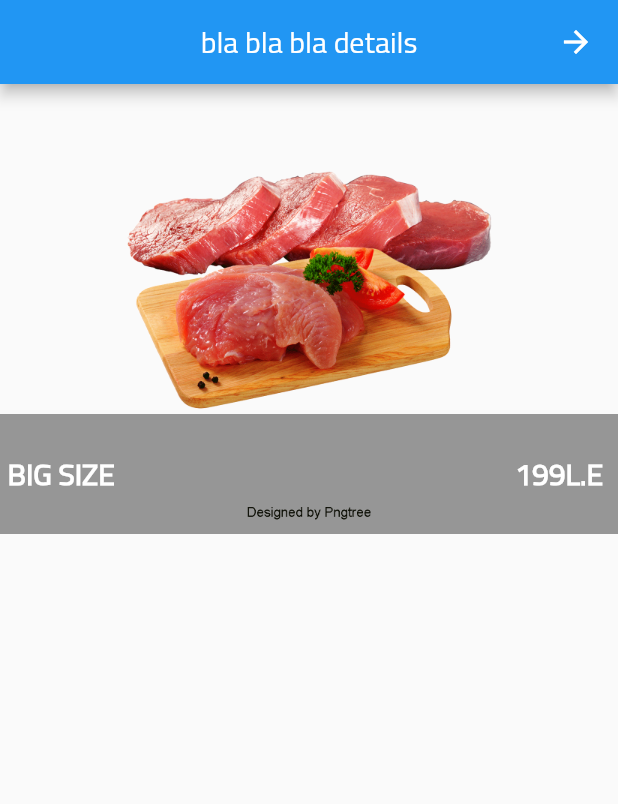
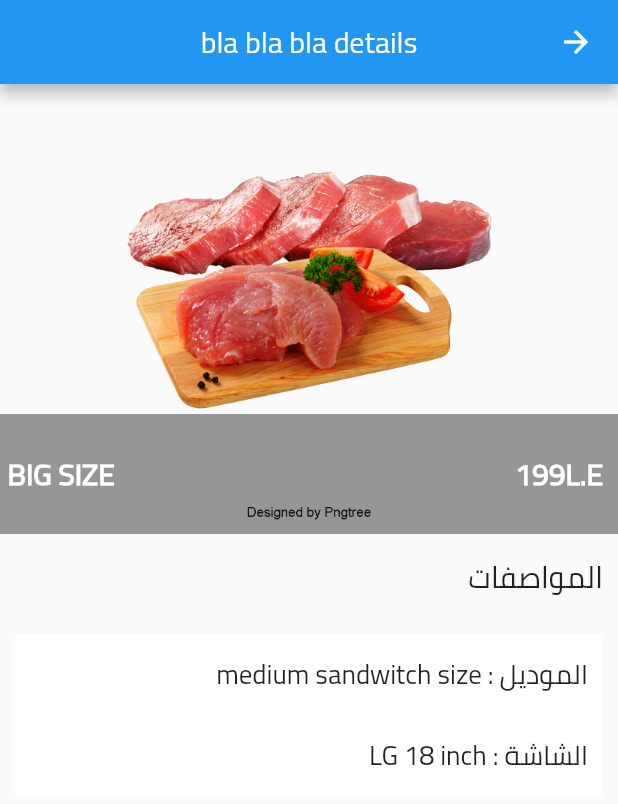
Before and after one commit to Prof-MohamedAtef/flutter_init_project, a Flutter app: the KFCDetails screen opened by its route, on a phone screen of 412 x 824 dp. Shown: the top 804 px of the screen. Run offline on Flutter 3.47's test engine with Material 2 defaults, Android fonts, the phone set to English and light mode, and no system bars; our stand-ins replace carousel_pro; missing offline and left inert: dart:ffi; network calls fail.

Commit message:
screen description

```diff
--- a/lib/pages/mobiledetails.dart
+++ b/lib/pages/mobiledetails.dart
@@ -57,7 +57,37 @@ class _KFCDetailsState extends State<KFCDetails> {
                             ],
                           ))),
                 ),
-              )
+              ),
+              Container(
+                padding: EdgeInsets.all(10),
+                child: Text(
+                  'المواصفات',
+                  style: TextStyle(fontSize: 20),
+                ),
+              ),//start column container
+              Container(
+                padding: EdgeInsets.all(10),
+                child: Column(
+                  children: <Widget>[
+                    Container(
+                      padding: EdgeInsets.all(10),
+                      color: Colors.white,
+                      child: Row(children: [
+                        Text('الموديل : ', style: TextStyle(fontSize: 18),),
+                        Text('medium sandwitch size', style: TextStyle(fontSize: 18),),
+                      ],),
+                    ),
+                    Container (
+                      padding: EdgeInsets.all(10),
+                      color: Colors.white,
+                      child: Row(children: [
+                        Text('الشاشة : ', style: TextStyle(fontSize: 18),),
+                        Text('LG 18 inch', style: TextStyle(fontSize: 18),),
+                      ],),
+                    ),
+                  ],
+                ),
+              )//end of column container
             ],
           ),
         ));
```
